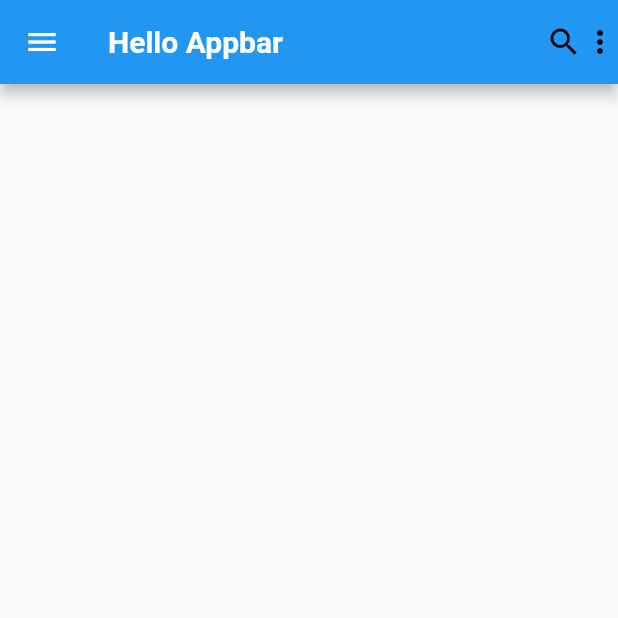
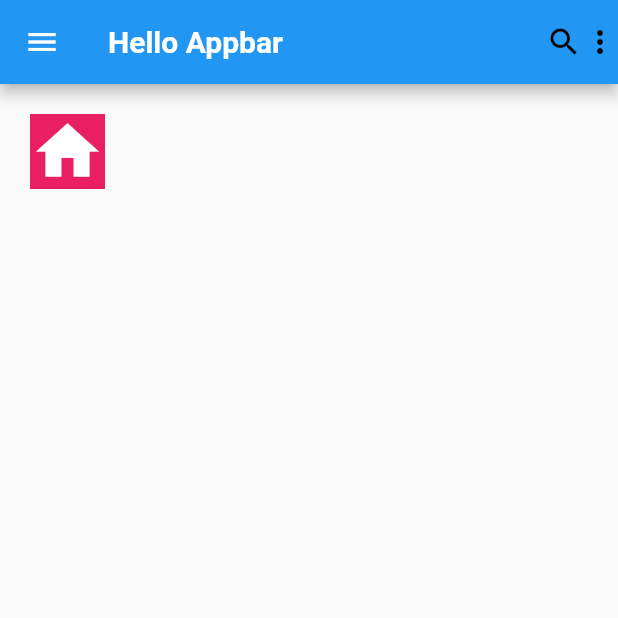
Before and after one commit to lindaoktaviyani/p.-mobile, a Flutter app: the screen it shows after launch, on a phone screen of 412 x 824 dp, the top half of it. Run offline on Flutter 3.47's test engine with Material 2 defaults, Android fonts, the phone set to English and light mode, and no system bars.

Commit message:
tugas 2 (video 3)

```diff
--- a/lib/main.dart
+++ b/lib/main.dart
@@ -30,6 +30,11 @@ class Home extends StatelessWidget {
           Icon(Icons.more_vert, color: Colors.black)
         ],
       ),
+      body: Container(
+        color: Colors.pink,
+        margin: EdgeInsets.symmetric(horizontal: 20, vertical: 20),
+        child: Icon(Icons.home, size: 50, color: Colors.white),
+      ),
     );
   }
 }
```
